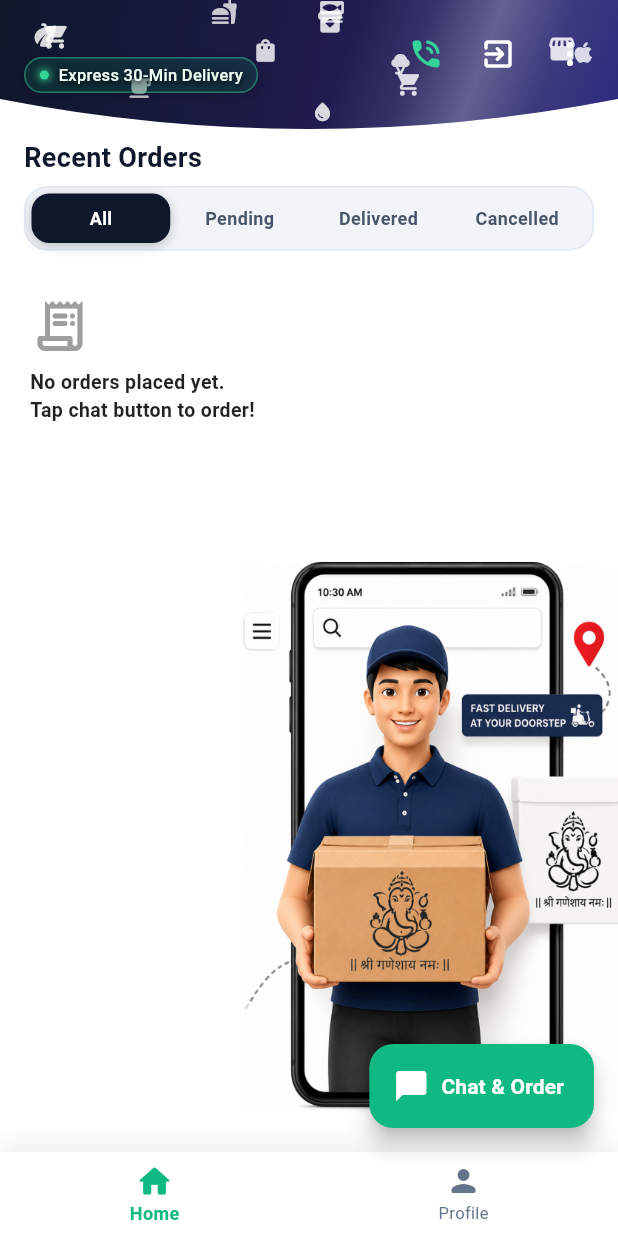
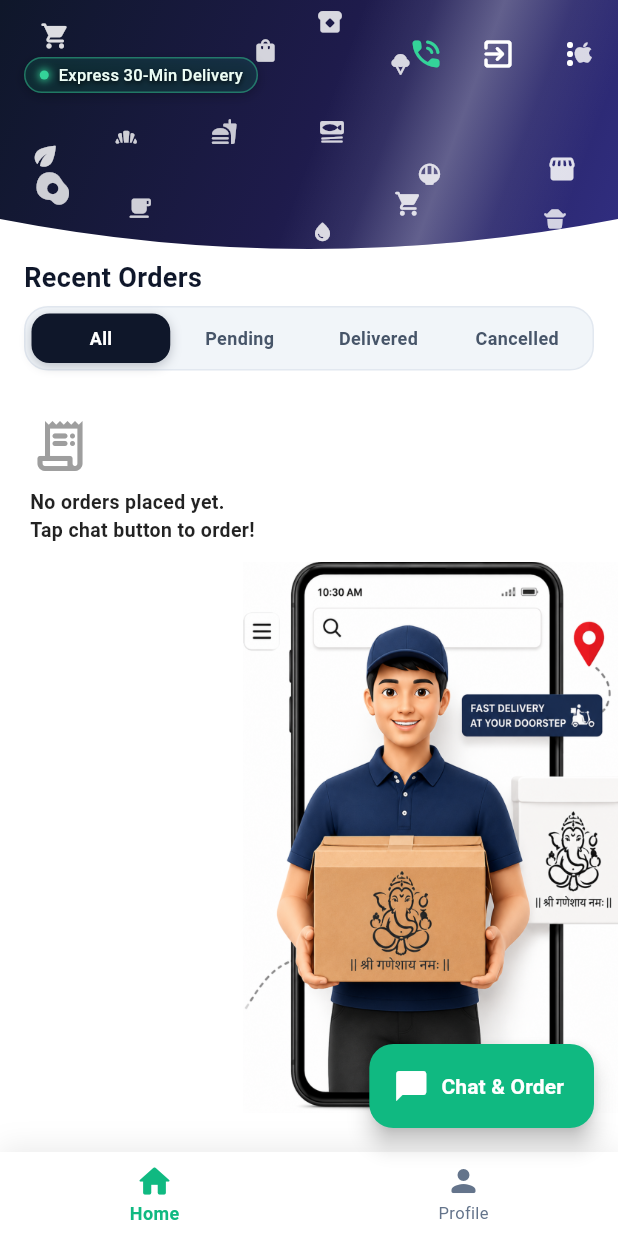
Before and after one commit to MUSKANRANI0808/daily_mart, a Flutter app: the CustomerSellerOrdersScreen screen opened directly with empty values, on a phone screen of 412 x 824 dp. Run offline on Flutter 3.47's test engine with Material 3 defaults, Android fonts, the phone set to English and light mode, and no system bars; our stand-ins replace flutter_local_notifications, image_picker, lottie, shared_preferences; missing offline and left inert: dart:html, razorpay_flutter; accounts and stored records are empty; network calls fail.

Commit message:
Expand animated wave header height and add shiny festive badge when no sliders are added

```diff
--- a/lib/screens/customer/seller_orders_screen.dart
+++ b/lib/screens/customer/seller_orders_screen.dart
@@ -1206,8 +1206,45 @@ class _CustomerSellerOrdersScreenState extends State<CustomerSellerOrdersScreen>
                                   if (_sliders.isNotEmpty) ...[
                                     _buildSliderSection(),
                                     const SizedBox(height: 28),
-                                  ] else
-                                    const SizedBox(height: 20),
+                                  ] else ...[
+                                    const SizedBox(height: 70),
+                                    if (_headerThemeConfig['is_festival_active'] == true && (_headerThemeConfig['festival_title'] ?? '').toString().isNotEmpty)
+                                      Container(
+                                        margin: const EdgeInsets.only(bottom: 24),
+                                        padding: const EdgeInsets.symmetric(horizontal: 16, vertical: 8),
+                                        decoration: BoxDecoration(
+                                          gradient: const LinearGradient(
+                                            colors: [Color(0xFFF59E0B), Color(0xFFD97706)],
+                                          ),
+                                          borderRadius: BorderRadius.circular(20),
+                                          boxShadow: [
+                                            BoxShadow(
+                                              color: const Color(0xFFF59E0B).withValues(alpha: 0.4),
+                                              blurRadius: 10,
+                                              offset: const Offset(0, 4),
+                                            ),
+                                          ],
+                                        ),
+                                        child: Row(
+                                          mainAxisSize: MainAxisSize.min,
+                                          children: [
+                                            const Icon(Icons.stars_rounded, color: Colors.white, size: 18),
+                                            const SizedBox(width: 8),
+                                            Text(
+                                              _headerThemeConfig['festival_title'].toString(),
+                                              style: const TextStyle(
+                                                color: Colors.white,
+                                                fontWeight: FontWeight.bold,
+                                                fontSize: 13,
+                                                letterSpacing: 0.8,
+                                              ),
+                                            ),
+                                          ],
+                                        ),
+                                      )
+                                    else
+                                      const SizedBox(height: 30),
+                                  ],
                                 ],
                               ),
                             ),
```
Also changed, not shown: lib/screens/dashboards/seller_dashboard.dart (+39 -2 lines).
